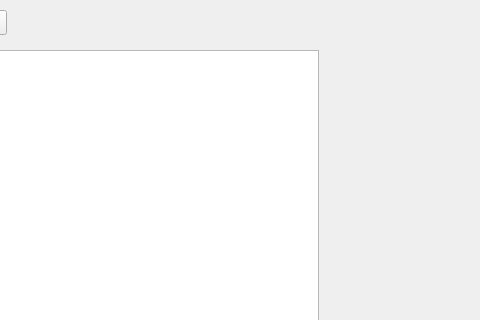
Punkc4ke/JSCompiler, file gitgui.ui: the form before one commit; both pictures show x 312 to 792 and y 0 to 320 of the 792 by 581 pixel window.
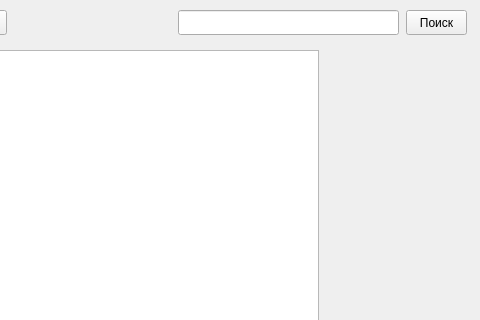
The form after the commit.

What changed in the file:
```diff
--- a/gitgui.ui
+++ b/gitgui.ui
@@ -71,16 +71,29 @@
      </rect>
     </property>
    </widget>
-  </widget>
-  <widget class="QWidget" name="widget_2" native="true">
+   <widget class="QPushButton" name="searchButton">
+    <property name="geometry">
+     <rect>
+      <x>718</x>
+      <y>10</y>
+      <width>61</width>
+      <height>25</height>
+     </rect>
+    </property>
+    <property name="text">
+     <string>Поиск</string>
+    </property>
+   </widget>
+   <widget class="QLineEdit" name="searchLineEdit">
    <property name="geometry">
     <rect>
-     <x>0</x>
-     <y>0</y>
-     <width>792</width>
-     <height>581</height>
-    </rect>
-   </property>
+      <x>490</x>
+      <y>10</y>
+      <width>221</width>
+      <height>25</height>
+     </rect>
+    </property>
+   </widget>
   </widget>
  </widget>
  <resources/>
```
Lines whose indentation alone changed are shown as unchanged.
